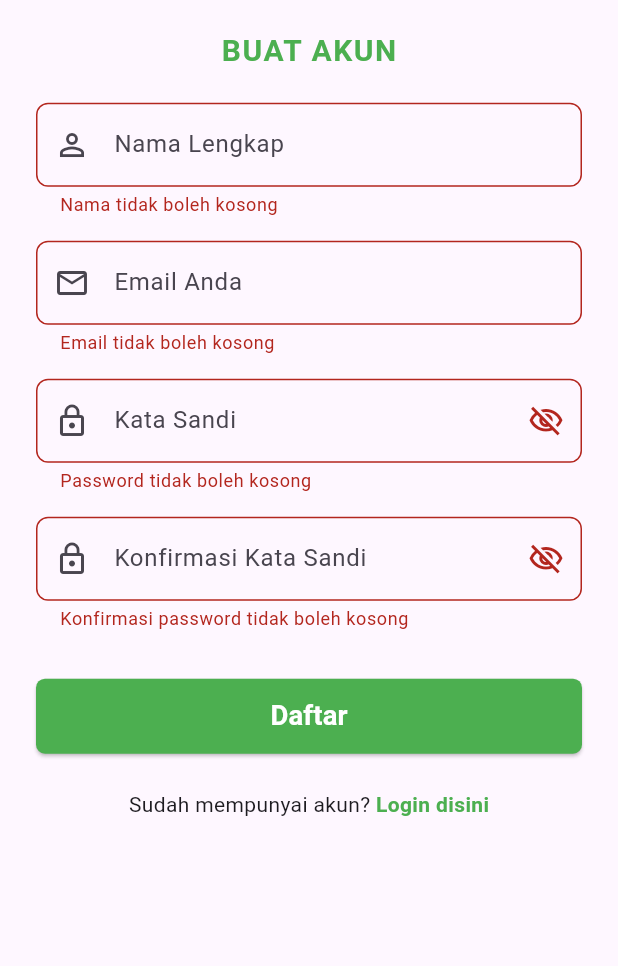
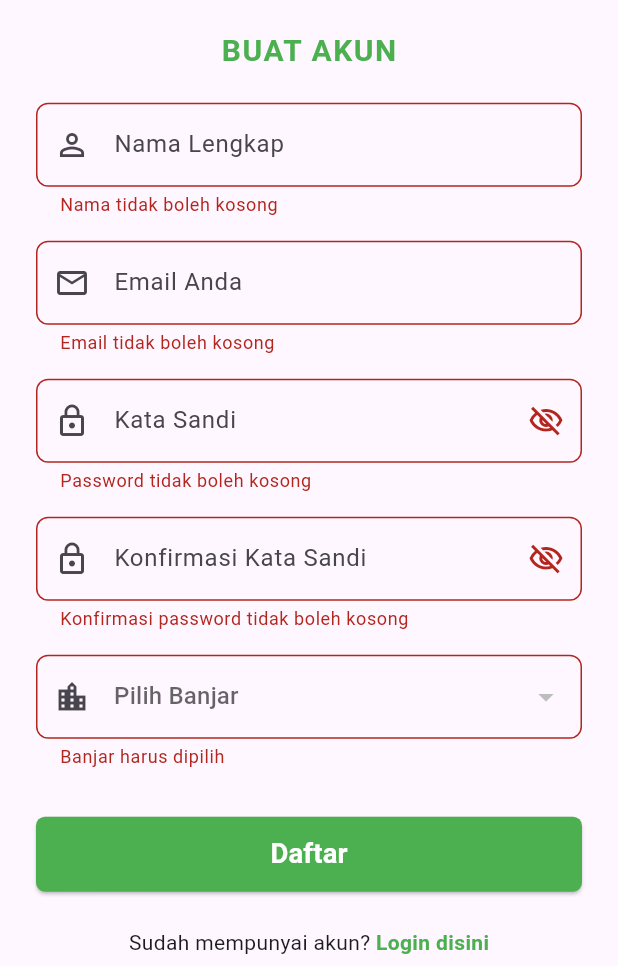
Before and after one commit to Arilsaputra854/asman_toga_app, a Flutter app: the RegisterPage screen opened by its route, after a tap on "Daftar", on a phone screen of 412 x 824 dp, the part 270-1236 px from its top. Run offline on Flutter 3.47's test engine with Material 3 defaults, Android fonts, the light colour scheme and no system bars; our stand-ins replace flutter_map, flutter_screenutil, geolocator, image_picker, latlong2, multi_select_flutter and 1 more; accounts and stored records are empty; network calls fail.

Commit message:
update register, fix ui

```diff
--- a/lib/main.dart
+++ b/lib/main.dart
@@ -11,6 +11,7 @@
 import 'package:asman_toga/viewmodel/login_viewmodel.dart';
 import 'package:asman_toga/viewmodel/profile_viewmodel.dart';
 import 'package:asman_toga/viewmodel/register_viewmodel.dart';
+import 'package:asman_toga/viewmodel/tambah_lokasi_tanaman_viewmodel.dart';
 import 'package:flutter/material.dart';
 import 'package:flutter_screenutil/flutter_screenutil.dart';
 import 'package:provider/provider.dart';
@@ -39,6 +40,7 @@
         ChangeNotifierProvider(create: (_) => LoginViewModel()),
         ChangeNotifierProvider(create: (_) => HomeViewModel()),
         ChangeNotifierProvider(create: (_) => ProfileViewModel()),
+        ChangeNotifierProvider(create: (_) =>  TambahLokasiTanamanViewModel()),
       ],
       child: MaterialApp(
         title: 'Asman Toga',
--- /dev/null
+++ b/lib/models/banjar.dart
@@ -0,0 +1,33 @@
+class Banjar {
+  final int id;
+  final String name;
+  final String slug;
+  final DateTime createdAt;
+  final DateTime updatedAt;
+
+  Banjar({
+    required this.id,
+    required this.name,
+    required this.slug,
+    required this.createdAt,
+    required this.updatedAt,
+  });
+
+  factory Banjar.fromJson(Map<String, dynamic> json) {
+    return Banjar(
+      id: json['id'],
+      name: json['name'],
+      slug: json['slug'],
+      createdAt: DateTime.parse(json['CreatedAt']),
+      updatedAt: DateTime.parse(json['UpdatedAt']),
+    );
+  }
+
+  Map<String, dynamic> toJson() => {
+        "id": id,
+        "name": name,
+        "slug": slug,
+        "CreatedAt": createdAt.toIso8601String(),
+        "UpdatedAt": updatedAt.toIso8601String(),
+      };
+}
--- a/lib/pages/home_page.dart
+++ b/lib/pages/home_page.dart
@@ -193,7 +193,7 @@
               child: FlutterMap(
                 options: MapOptions(
                   center: LatLng(-8.544444, 115.423333),
-                  zoom: 15,
+                  zoom: 12.5,
                 ),
                 children: [
                   TileLayer(
--- a/lib/pages/register_page.dart
+++ b/lib/pages/register_page.dart
@@ -1,7 +1,11 @@
+import 'package:asman_toga/models/banjar.dart';
+import 'package:asman_toga/service/api_service.dart';
 import 'package:asman_toga/viewmodel/register_viewmodel.dart';
 import 'package:flutter/material.dart';
 import 'package:flutter_screenutil/flutter_screenutil.dart';
 import 'package:provider/provider.dart';
+
+
 
 class RegisterPage extends StatefulWidget {
   const RegisterPage({super.key});
@@ -21,6 +25,22 @@
 
   bool _obscurePassword = true;
   bool _obscureConfirmPassword = true;
+
+  List<Banjar> _banjars = [];
+  Banjar? _selectedBanjar;
+
+  @override
+  void initState() {
+    super.initState();
+    _loadBanjars();
+  }
+
+  Future<void> _loadBanjars() async {
+    final list = await ApiService.getAllBanjarModel();
+    setState(() {
+      _banjars = List<Banjar>.from(list);
+    });
+  }
 
   @override
   Widget build(BuildContext context) {
@@ -177,6 +197,36 @@
                     return null;
                   },
                 ),
+                const SizedBox(height: 16),
+
+                // Dropdown Banjar
+                DropdownButtonFormField<Banjar>(
+                  decoration: InputDecoration(
+                    prefixIcon: const Icon(Icons.location_city_outlined),
+                    border: OutlineInputBorder(
+                      borderRadius: BorderRadius.circular(8),
+                    ),
+                  ),
+                  hint: const Text("Pilih Banjar"),
+                  value: _selectedBanjar,
+                  items: _banjars.map((banjar) {
+                    return DropdownMenuItem(
+                      value: banjar,
+                      child: Text(banjar.name),
+                    );
+                  }).toList(),
+                  onChanged: (value) {
+                    setState(() {
+                      _selectedBanjar = value;
+                    });
+                  },
+                  validator: (value) {
+                    if (value == null) {
+                      return "Banjar harus dipilih";
+                    }
+                    return null;
+                  },
+                ),
                 const SizedBox(height: 32),
 
                 // Tombol Daftar
@@ -200,6 +250,7 @@
                                 password: passwordController.text.trim(),
                                 confirmPassword:
                                     confirmPasswordController.text.trim(),
+                                banjarId: _selectedBanjar!.id,
                               );
 
                               if (success) {
@@ -207,7 +258,8 @@
                                   const SnackBar(
                                       content: Text("Registrasi berhasil")),
                                 );
-                                Navigator.pushReplacementNamed(context, '/login');
+                                Navigator.pushReplacementNamed(
+                                    context, '/login');
                               } else {
                                 ScaffoldMessenger.of(context).showSnackBar(
                                   SnackBar(
--- a/lib/service/api_service.dart
+++ b/lib/service/api_service.dart
@@ -1,5 +1,6 @@
 import 'dart:convert';
 import 'package:asman_toga/helper/prefs.dart';
+import 'package:asman_toga/models/banjar.dart';
 import 'package:asman_toga/models/plant_details.dart';
 import 'package:asman_toga/models/plants.dart';
 import 'package:asman_toga/models/user.dart';
@@ -24,12 +25,29 @@
 
   // ==================== AUTH ====================
 
-  // REGISTER
+  // GET ALL BANJAR (dengan model)
+static Future<List<Banjar>> getAllBanjarModel() async {
+  final url = Uri.parse("$baseUrl/all-banjar");
+  try {
+    final response = await http.get(url, headers: await _headers());
+    if (response.statusCode == 200) {
+      final json = jsonDecode(response.body);
+      final List<dynamic> list = json['banjars'] ?? [];
+      return list.map((e) => Banjar.fromJson(e)).toList();
+    }
+    return [];
+  } catch (e) {
+    return [];
+  }
+}
+
+// REGISTER dengan banjar_id
 static Future<Map<String, dynamic>> register({
   required String name,
   required String email,
   required String password,
   required String confirmPassword,
+  required int banjarId,
   String role = "user",
 }) async {
   final url = Uri.parse("$baseUrl/register");
@@ -43,6 +61,7 @@
         "email": email,
         "password": password,
         "confirm_password": confirmPassword,
+        "banjar_id": banjarId,
         "role": role,
       }),
     );
--- a/lib/viewmodel/tambah_lokasi_tanaman_viewmodel.dart
+++ b/lib/viewmodel/tambah_lokasi_tanaman_viewmodel.dart
@@ -1,16 +1,43 @@
+import 'dart:io';
+
+import 'package:asman_toga/models/plants.dart';
 import 'package:asman_toga/service/api_service.dart';
 import 'package:flutter/material.dart';
+import 'package:image_picker/image_picker.dart';
 
 class TambahLokasiTanamanViewModel extends ChangeNotifier {
   bool _isLoading = false;
   bool get isLoading => _isLoading;
 
+  bool _isLoadingPlants = false;
+  bool get isLoadingPlants => _isLoadingPlants;
+
+  List<Plant> _plants = [];
+  List<Plant> get plants => _plants;
+
+  /// ambil semua tanaman dari API
+  Future<void> getAllPlants() async {
+    _isLoadingPlants = true;
+    notifyListeners();
+    try {
+      final data = await ApiService.getPlants(); // API harus ada
+
+      _plants = data;
+    } catch (e) {
+      _plants = [];
+    }
+    _isLoadingPlants = false;
+    notifyListeners();
+  }
+
+  /// submit tanaman baru dengan foto (multipart)
   Future<bool> submitPlant({
     required int plantId,
     required String address,
     double? latitude,
     double? longitude,
     String? notes,
+    List<XFile>? images,
   }) async {
     _isLoading = true;
     notifyListeners();
@@ -22,6 +49,7 @@
         latitude: latitude,
         longitude: longitude,
         notes: notes,
+        //images: images?.map((e) => File(e.path)).toList(),
       );
 
       _isLoading = false;
--- a/pubspec.yaml
+++ b/pubspec.yaml
@@ -44,6 +44,8 @@
   latlong2:
   turf: ^0.0.10
   geolocator:
+  image_picker: ^1.0.7
+  multi_select_flutter: ^4.1.3
 
 dev_dependencies:
   flutter_launcher_icons:
```
Also changed, not shown: lib/models/user.dart (+1 -31 lines), lib/pages/tambah_lokasi_tanaman_page.dart (+173 -41 lines), lib/viewmodel/register_viewmodel.dart (+8 -3 lines), pubspec.lock, 5 other files. Lines whose indentation alone changed are shown as unchanged.
